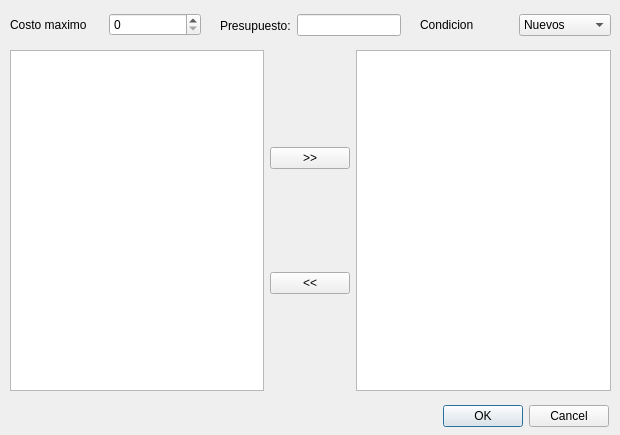
josecl200/ProyectoLibrosProlog, file Visuales/Regla6.ui: the form before one commit.
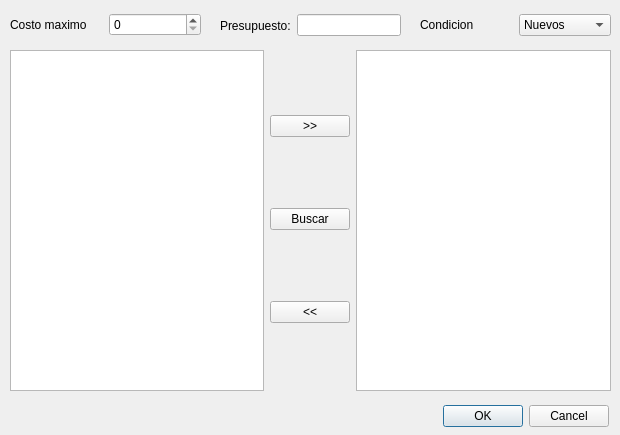
The form after the commit.

```diff
--- a/Visuales/Regla6.ui
+++ b/Visuales/Regla6.ui
@@ -79,6 +79,13 @@
         </property>
        </widget>
       </item>
+      <item>
+       <widget class="QPushButton" name="pbBuscar">
+        <property name="text">
+         <string>Buscar</string>
+        </property>
+       </widget>
+      </item>
       <item>
        <widget class="QPushButton" name="pbRemove">
         <property name="text">
```
Left out of the diff: 6 changed lines with no effect on the pictures.
